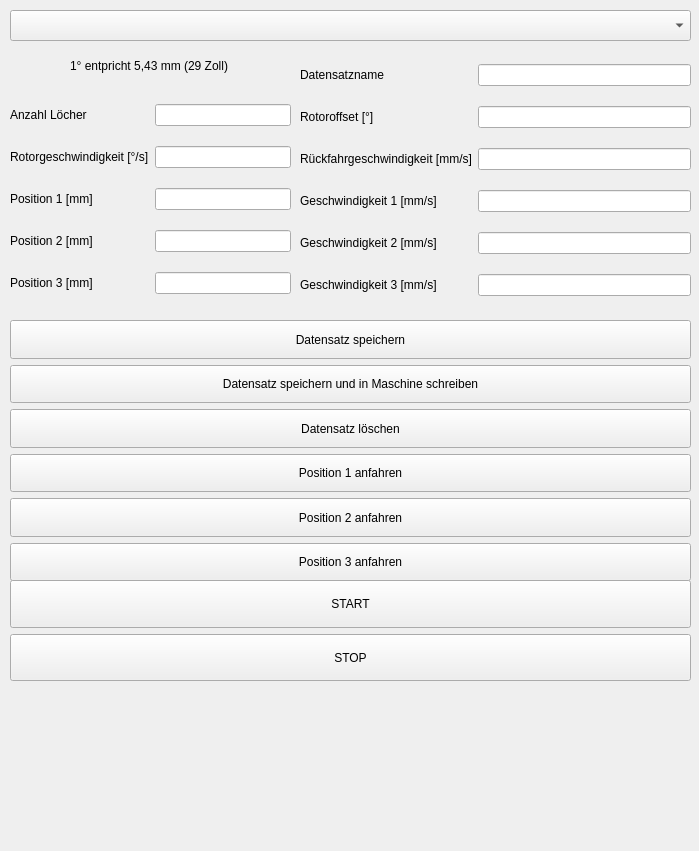
sicheider/Bohrvorrichtung, file Interface.ui: the form before one commit.
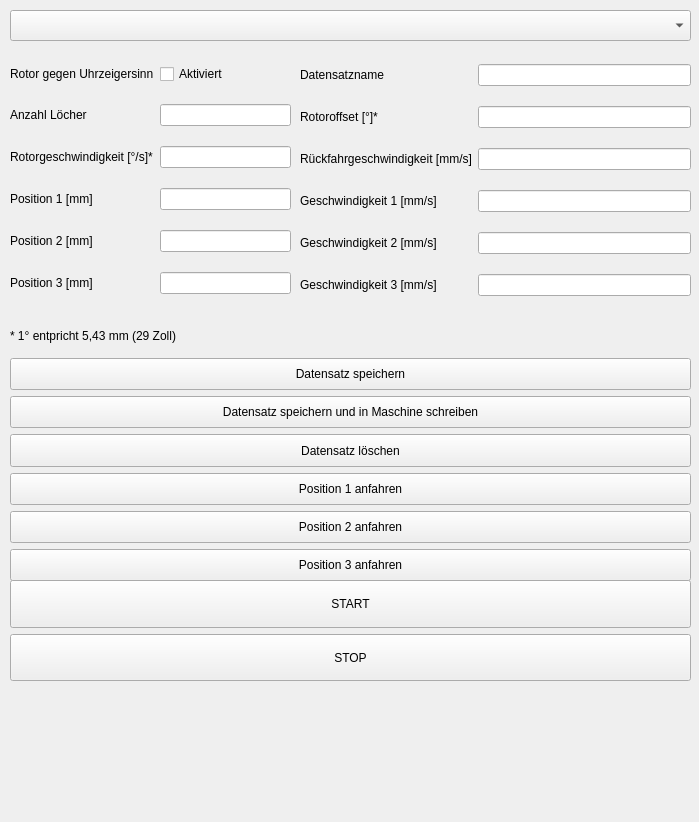
The form after the commit. Icons and pictures are not drawn.

Commit message: reverse funktion in gui eingebaut

```diff
--- a/Interface.ui
+++ b/Interface.ui
@@ -7,9 +7,15 @@
     <x>0</x>
     <y>0</y>
     <width>699</width>
-    <height>851</height>
+    <height>822</height>
    </rect>
   </property>
+  <property name="sizePolicy">
+   <sizepolicy hsizetype="Preferred" vsizetype="Expanding">
+    <horstretch>0</horstretch>
+    <verstretch>0</verstretch>
+   </sizepolicy>
+  </property>
   <property name="windowTitle">
    <string>Bohrvorrichtung</string>
   </property>
@@ -43,62 +49,76 @@
     <property name="geometry">
      <rect>
       <x>10</x>
-      <y>90</y>
+      <y>50</y>
       <width>281</width>
-      <height>221</height>
+      <height>261</height>
      </rect>
     </property>
     <layout class="QGridLayout" name="gridLayout">
      <item row="4" column="0">
-      <widget class="QLabel" name="label_6">
-       <property name="text">
-        <string>Position 3 [mm]</string>
-       </property>
-      </widget>
-     </item>
-     <item row="2" column="0">
-      <widget class="QLabel" name="label_4">
-       <property name="text">
-        <string>Position 1 [mm]</string>
-       </property>
-      </widget>
-     </item>
-     <item row="2" column="1">
-      <widget class="QLineEdit" name="x1Edit"/>
-     </item>
-     <item row="1" column="0">
-      <widget class="QLabel" name="label_3">
-       <property name="text">
-        <string>Rotorgeschwindigkeit [°/s]</string>
-       </property>
-      </widget>
-     </item>
-     <item row="0" column="1">
-      <widget class="QLineEdit" name="holeCountEdit"/>
-     </item>
-     <item row="3" column="0">
       <widget class="QLabel" name="label_5">
        <property name="text">
         <string>Position 2 [mm]</string>
        </property>
       </widget>
      </item>
-     <item row="0" column="0">
+     <item row="3" column="0">
+      <widget class="QLabel" name="label_4">
+       <property name="text">
+        <string>Position 1 [mm]</string>
+       </property>
+      </widget>
+     </item>
+     <item row="2" column="1">
+      <widget class="QLineEdit" name="rotorSpeedEdit"/>
+     </item>
+     <item row="1" column="0">
       <widget class="QLabel" name="label">
        <property name="text">
         <string>Anzahl Löcher</string>
        </property>
       </widget>
      </item>
-     <item row="3" column="1">
+     <item row="4" column="1">
       <widget class="QLineEdit" name="x2Edit"/>
      </item>
+     <item row="5" column="0">
+      <widget class="QLabel" name="label_6">
+       <property name="text">
+        <string>Position 3 [mm]</string>
+       </property>
+      </widget>
+     </item>
      <item row="1" column="1">
-      <widget class="QLineEdit" name="rotorSpeedEdit"/>
+      <widget class="QLineEdit" name="holeCountEdit"/>
      </item>
-     <item row="4" column="1">
+     <item row="5" column="1">
       <widget class="QLineEdit" name="x3Edit"/>
      </item>
+     <item row="3" column="1">
+      <widget class="QLineEdit" name="x1Edit"/>
+     </item>
+     <item row="2" column="0">
+      <widget class="QLabel" name="label_3">
+       <property name="text">
+        <string>Rotorgeschwindigkeit [°/s]*</string>
+       </property>
+      </widget>
+     </item>
+     <item row="0" column="1">
+      <widget class="QCheckBox" name="isReverse">
+       <property name="text">
+        <string>Aktiviert</string>
+       </property>
+      </widget>
+     </item>
+     <item row="0" column="0">
+      <widget class="QLabel" name="label_9">
+       <property name="text">
+        <string>Rotor gegen Uhrzeigersinn</string>
+       </property>
+      </widget>
+     </item>
     </layout>
    </widget>
    <widget class="QWidget" name="gridLayoutWidget_2">
@@ -170,7 +190,7 @@
      <item row="1" column="0">
       <widget class="QLabel" name="label_7">
        <property name="text">
-        <string>Rotoroffset [°]</string>
+        <string>Rotoroffset [°]*</string>
        </property>
       </widget>
      </item>
@@ -189,6 +209,13 @@
      <property name="spacing">
       <number>6</number>
      </property>
+     <item>
+      <widget class="QLabel" name="label_8">
+       <property name="text">
+        <string>* 1° entpricht 5,43 mm (29 Zoll)</string>
+       </property>
+      </widget>
+     </item>
      <item>
       <widget class="QPushButton" name="saveDataButton">
        <property name="sizePolicy">
@@ -311,7 +338,7 @@
     <property name="geometry">
      <rect>
       <x>20</x>
-      <y>690</y>
+      <y>680</y>
       <width>661</width>
       <height>131</height>
      </rect>
@@ -323,19 +350,13 @@
      <pixmap>schemaLineareinheitGui.png</pixmap>
     </property>
    </widget>
-   <widget class="QLabel" name="label_8">
-    <property name="geometry">
-     <rect>
-      <x>70</x>
-      <y>50</y>
-      <width>181</width>
-      <height>31</height>
-     </rect>
-    </property>
-    <property name="text">
-     <string>1° entpricht 5,43 mm (29 Zoll)</string>
-    </property>
-   </widget>
+   <zorder>verticalLayoutWidget</zorder>
+   <zorder>gridLayoutWidget</zorder>
+   <zorder>gridLayoutWidget_2</zorder>
+   <zorder>verticalLayoutWidget_2</zorder>
+   <zorder>verticalLayoutWidget_3</zorder>
+   <zorder>label_2</zorder>
+   <zorder>label_8</zorder>
   </widget>
  </widget>
  <resources/>
```
Left out of the diff: 22 changed lines with no effect on the pictures. The commit also changes 1 other file.
